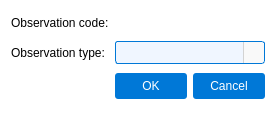
First picture: the form in pastrocore/gui_pyside/dialog_add_observation.ui, repository Torward1024/pAstroCORE, before the edit.
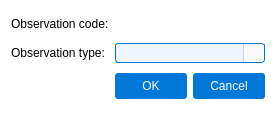
Second picture: the form after the edit. Icons and pictures are not drawn.

```diff
--- a/pastrocore/gui_pyside/dialog_add_observation.ui
+++ b/pastrocore/gui_pyside/dialog_add_observation.ui
@@ -60,12 +60,6 @@
        <height>0</height>
       </size>
      </property>
-     <property name="maximumSize">
-      <size>
-       <width>150</width>
-       <height>23</height>
-      </size>
-     </property>
      <property name="font">
       <font>
        <family>Arial</family>
```
